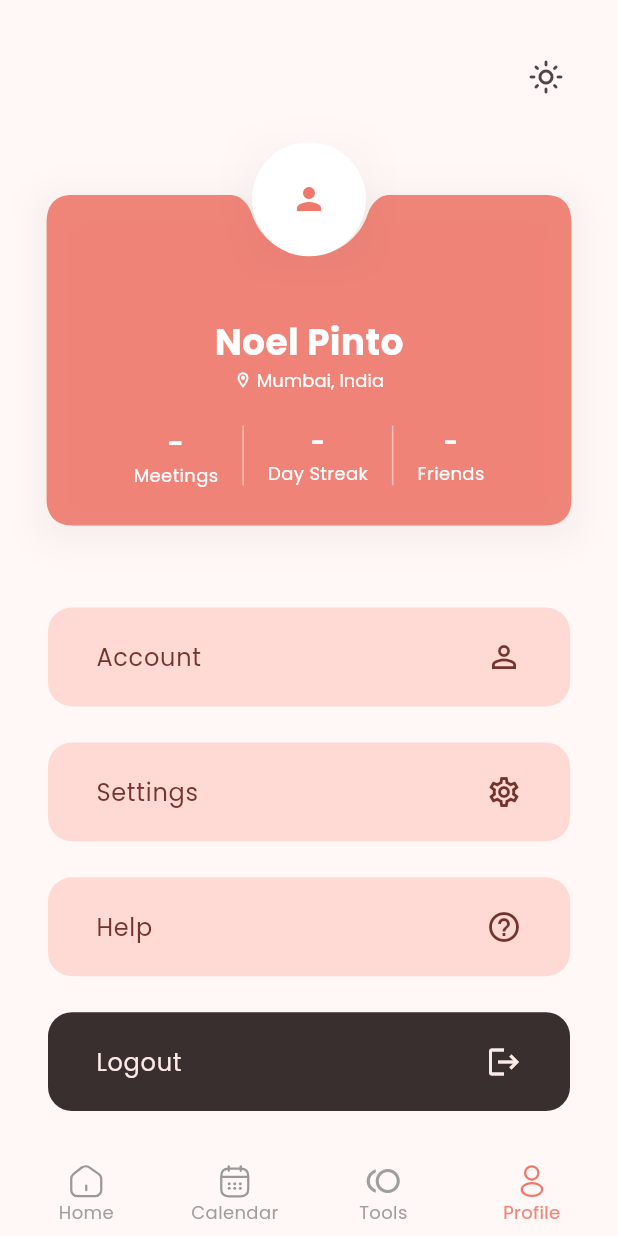
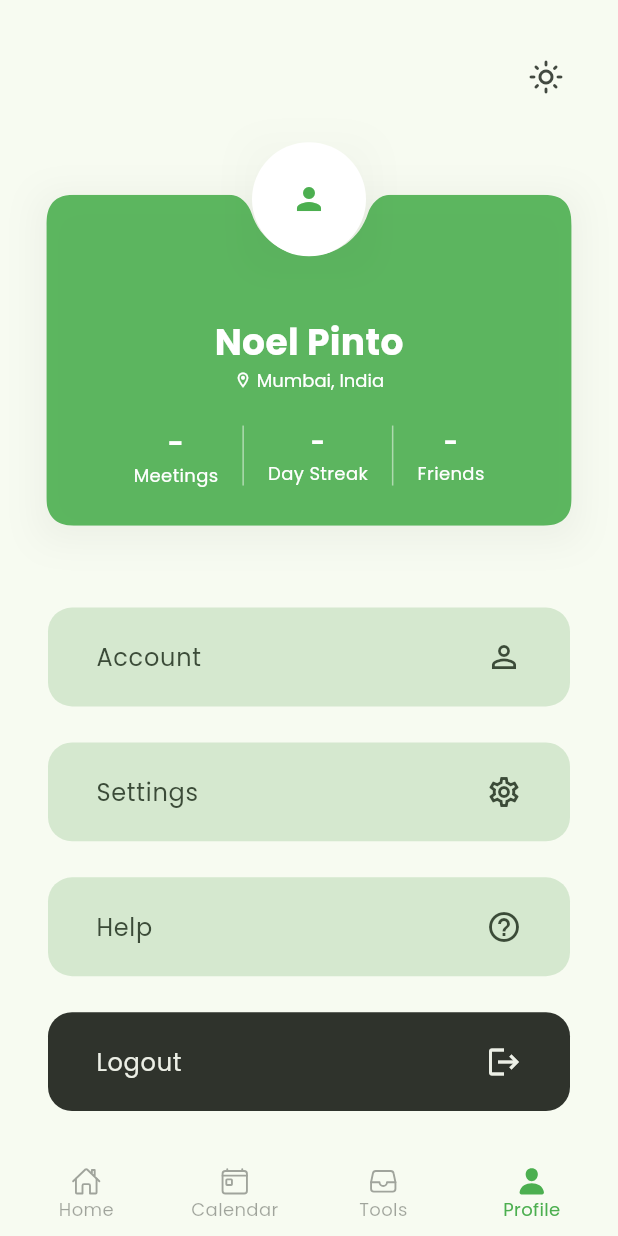
Before and after one commit to curiouslumber/Planora, a Flutter app: the screen it shows after launch, swiped to page 4, on a phone screen of 412 x 824 dp. Run offline on Flutter 3.47's test engine with Material 3 defaults, Android fonts, the phone set to English and light mode, and no system bars; drawn by our look-alikes of calendar_view; our stand-ins replace date_field, flutter_svg, get, google_fonts, hive, hive_flutter and 1 more; accounts and stored records are empty.

Commit message:
changed theme color

```diff
--- a/lib/main.dart
+++ b/lib/main.dart
@@ -17,14 +17,14 @@ class MyApp extends StatelessWidget {
   MyApp({super.key});
 
   final lightColorScheme = ColorScheme.fromSeed(
-    seedColor: Color(0xffEE786B),
+    seedColor: Colors.green,
     brightness: Brightness.light,
-  ).copyWith(primary: Color(0xffEE786B));
+  ).copyWith(primary: Colors.green);
 
   final darkColorScheme = ColorScheme.fromSeed(
-    seedColor: Color(0xffEE786B),
+    seedColor: Colors.green,
     brightness: Brightness.dark,
-  ).copyWith(primary: Color(0xffEE786B));
+  ).copyWith(primary: Colors.green);
 
   @override
   Widget build(BuildContext context) {
--- a/lib/views/home_page.dart
+++ b/lib/views/home_page.dart
@@ -3,8 +3,8 @@ import 'package:easy_scheduler/views/pages/home.dart';
 import 'package:easy_scheduler/views/pages/profile.dart';
 import 'package:easy_scheduler/views/pages/tools.dart';
 import 'package:flutter/material.dart';
-import 'package:flutter_svg/flutter_svg.dart';
 import 'package:get/get.dart';
+import 'package:ionicons/ionicons.dart';
 
 class LayoutPage extends StatefulWidget {
   const LayoutPage({super.key});
@@ -113,39 +113,34 @@ class _LayoutPageState extends State<LayoutPage> {
           child: BottomNavigationBar(
             elevation: 0,
             currentIndex: _currentIndex,
+            iconSize: 20.0,
             selectedFontSize: 12.0,
             unselectedFontSize: 12.0,
             type: BottomNavigationBarType.fixed,
-            selectedItemColor: Color(0xffF0857A),
-            unselectedItemColor: Colors.grey,
+            selectedItemColor: context.theme.colorScheme.primary,
+            unselectedItemColor: context.theme.colorScheme.onSurface.withAlpha(
+              100,
+            ),
             onTap: _onBottomNavTap,
             items: [
               BottomNavigationBarItem(
-                icon: SvgPicture.asset('assets/icons/home-2.svg'),
-                activeIcon: SvgPicture.asset(
-                  'assets/icons/home-2-selected.svg',
-                ),
+                icon: Icon(Ionicons.home_outline),
+                activeIcon: Icon(Ionicons.home),
                 label: 'Home',
               ),
               BottomNavigationBarItem(
-                icon: SvgPicture.asset('assets/icons/calendar.svg'),
-                activeIcon: SvgPicture.asset(
-                  'assets/icons/calendar-selected.svg',
-                ),
+                icon: Icon(Ionicons.today_outline),
+                activeIcon: Icon(Ionicons.today),
                 label: 'Calendar',
               ),
               BottomNavigationBarItem(
-                icon: Icon(Icons.toll_outlined),
-                activeIcon: Icon(Icons.toll_outlined),
+                icon: Icon(Ionicons.file_tray_outline),
+                activeIcon: Icon(Ionicons.file_tray),
                 label: 'Tools',
               ),
               BottomNavigationBarItem(
-                icon: SvgPicture.asset('assets/icons/profile.svg'),
-                activeIcon: SvgPicture.asset(
-                  'assets/icons/profile.svg',
-                  // ignore: deprecated_member_use
-                  color: context.theme.colorScheme.primary,
-                ),
+                icon: Icon(Ionicons.person_outline),
+                activeIcon: Icon(Ionicons.person),
                 label: 'Profile',
               ),
             ],
--- a/lib/views/pages/profile.dart
+++ b/lib/views/pages/profile.dart
@@ -262,7 +262,6 @@ class Profile extends StatelessWidget {
                   child: ListView.separated(
                     padding: EdgeInsets.symmetric(horizontal: 8.0),
                     shrinkWrap: true,
-                    physics: NeverScrollableScrollPhysics(),
                     itemBuilder: (context, index) {
                       if (index == 3) {
                         return ListTile(
@@ -292,7 +291,7 @@ class Profile extends StatelessWidget {
 
                       return ListTile(
                         contentPadding: EdgeInsets.symmetric(horizontal: 32.0),
-                        tileColor: context.theme.colorScheme.primaryContainer,
+                        tileColor: context.theme.colorScheme.secondaryContainer,
                         minTileHeight: context.height * 0.08,
                         shape: RoundedRectangleBorder(
                           borderRadius: BorderRadius.circular(16.0),
@@ -301,12 +300,13 @@ class Profile extends StatelessWidget {
                           options[index],
                           style: TextStyle(
                             fontSize: 16.0,
-                            color: context.theme.colorScheme.onPrimaryContainer,
+                            color:
+                                context.theme.colorScheme.onSecondaryContainer,
                           ),
                         ),
                         trailing: Icon(
                           icons[index],
-                          color: context.theme.colorScheme.onPrimaryContainer,
+                          color: context.theme.colorScheme.onSecondaryContainer,
                         ),
                       );
                     },
--- a/pubspec.yaml
+++ b/pubspec.yaml
@@ -21,6 +21,7 @@ dependencies:
   hive_flutter: ^1.1.0
   hive_generator: ^2.0.1
   intl: ^0.20.2
+  ionicons: ^0.2.2
   path_provider: ^2.1.5
 
 dev_dependencies:
```
Also changed, not shown: pubspec.lock.
